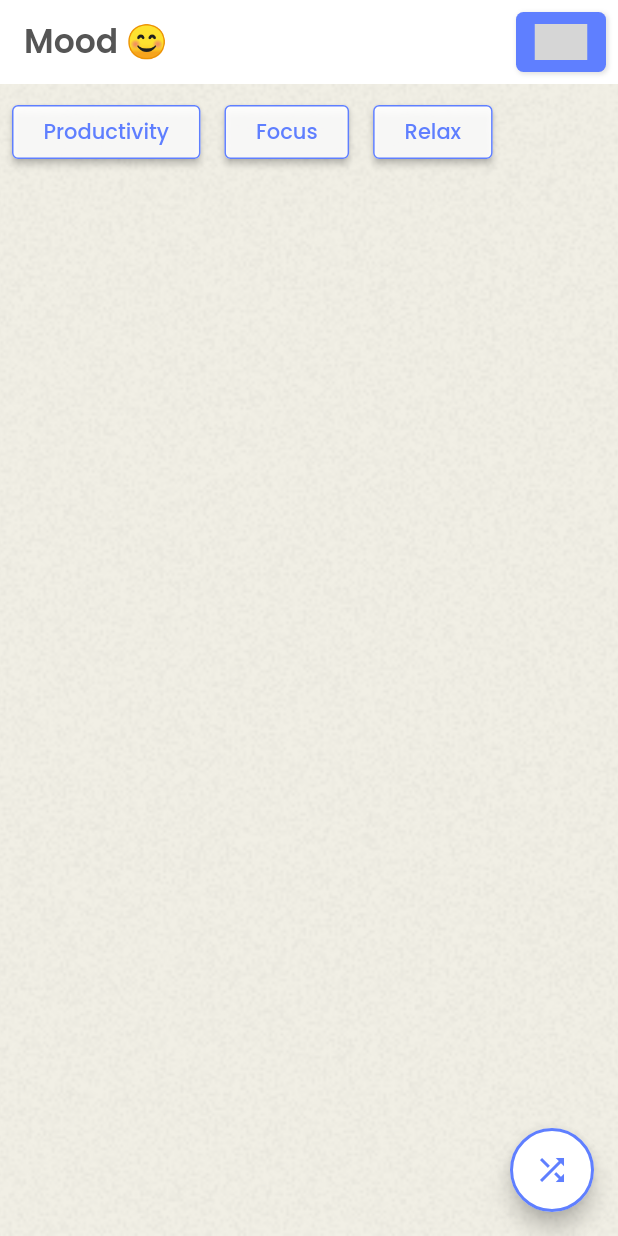
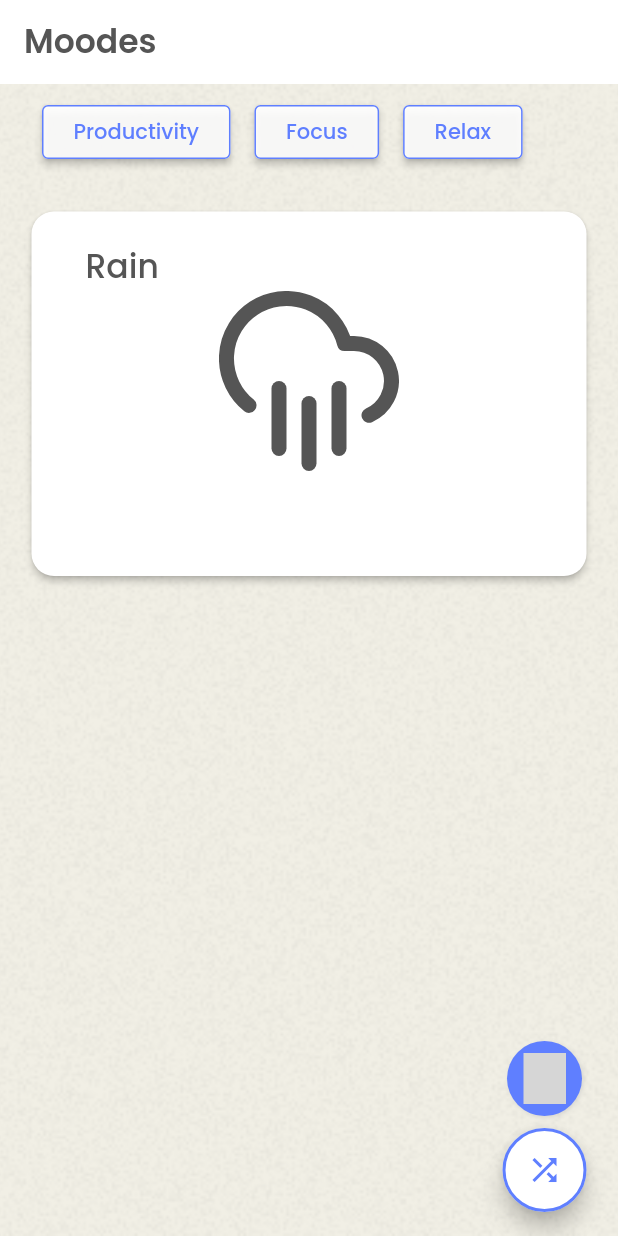
Before and after one commit to adarsh-technocrat/Moods, a Flutter app: the screen it shows after launch, on a phone screen of 412 x 824 dp. Run offline on Flutter 3.47's test engine with Material 2 defaults, Android fonts, the phone set to English and light mode, and no system bars; our stand-ins replace flutter_svg, just_audio; network calls fail; grey boxes are pictures that could not be loaded.

Commit message:
chore: added audio suttort and gradient animation to the audio card

```diff
--- /dev/null
+++ b/lib/components/AmbientNatureSound/ambienSoundNatureCard.dart
@@ -0,0 +1,54 @@
+import 'package:flutter/material.dart';
+import 'package:flutter_svg/flutter_svg.dart';
+import 'package:moods/constants/constants.dart';
+
+class AmbienSoundNatureCard extends StatelessWidget {
+  final Function onPress;
+
+  const AmbienSoundNatureCard({Key key, this.onPress}) : super(key: key);
+
+  @override
+  Widget build(BuildContext context) {
+    return Padding(
+      padding: const EdgeInsets.all(5.0),
+      child: ElevatedButton(
+        style: ElevatedButton.styleFrom(
+            primary: Colors.white,
+            shape: RoundedRectangleBorder(
+                borderRadius: BorderRadius.circular(15))),
+        onPressed: onPress,
+        child: Container(
+          width: MediaQuery.of(context).size.width,
+          child: Padding(
+            padding: const EdgeInsets.all(20.0),
+            child: Column(
+              mainAxisAlignment: MainAxisAlignment.center,
+              mainAxisSize: MainAxisSize.min,
+              crossAxisAlignment: CrossAxisAlignment.start,
+              children: [
+                Text(
+                  "Rain",
+                  style: TextStyle(
+                    color: Constants.kPrimaryColor,
+                    fontSize: 22,
+                  ),
+                ),
+                Padding(
+                  padding:
+                      const EdgeInsets.only(left: 30, right: 30, bottom: 50),
+                  child: Align(
+                    child: SvgPicture.asset(
+                      "asstes/icons/rain.svg",
+                      height: 120,
+                      color: Constants.kPrimaryColor,
+                    ),
+                  ),
+                )
+              ],
+            ),
+          ),
+        ),
+      ),
+    );
+  }
+}
--- a/lib/components/AmbientNatureSound/ambientNatureSound.dart
+++ b/lib/components/AmbientNatureSound/ambientNatureSound.dart
@@ -1,10 +1,39 @@
 import 'package:flutter/material.dart';
+import 'package:just_audio/just_audio.dart';
+import 'package:moods/components/AmbientNatureSound/ambienSoundNatureCard.dart';
+import 'package:moods/components/gradientAnimatedContainer.dart';
 
-class AmbientNatureSound extends StatelessWidget {
+class AmbientNatureSound extends StatefulWidget {
   const AmbientNatureSound({Key key}) : super(key: key);
 
   @override
+  _AmbientNatureSoundState createState() => _AmbientNatureSoundState();
+}
+
+class _AmbientNatureSoundState extends State<AmbientNatureSound> {
+  static bool isSelected = false;
+  final player = AudioPlayer();
+  Future<void> playAudio() async {
+    var duration = await player.setAsset('asstes/Sound Effects/rain.wav');
+    player.setLoopMode(LoopMode.all);
+    player.play();
+  }
+
+  @override
   Widget build(BuildContext context) {
-    return Container();
+    return GradientAnimatedContainer(
+        isSelected: isSelected,
+        child: AmbienSoundNatureCard(
+          onPress: () {
+            setState(() {
+              isSelected = !isSelected;
+              if (isSelected) {
+                playAudio();
+              } else {
+                player.stop();
+              }
+            });
+          },
+        ));
   }
 }
--- a/lib/components/BuyMeACoffeeComponent/buyMeACoffeeWidget.dart
+++ b/lib/components/BuyMeACoffeeComponent/buyMeACoffeeWidget.dart
@@ -43,10 +43,10 @@ class BuyMeACoffeeWidget extends StatelessWidget {
         }
       },
       child: ConstrainedBox(
-        constraints: BoxConstraints(minWidth: 217.0),
+        constraints: BoxConstraints(minWidth: 200.0),
         child: Container(
           padding: EdgeInsets.symmetric(vertical: 7.0, horizontal: 10.0),
-          height: 51.0,
+          height: 50.0,
           decoration: BoxDecoration(
             color: backgroundColor,
             border: Border.all(color: Colors.transparent, width: 1.0),
@@ -58,15 +58,17 @@ class BuyMeACoffeeWidget extends StatelessWidget {
               )
             ],
             borderRadius: BorderRadius.all(
-              Radius.circular(5.0),
+              Radius.circular(50),
             ),
           ),
           child: Row(
             mainAxisAlignment: MainAxisAlignment.center,
             children: <Widget>[
-              SvgPicture.network(
-                "https://cdn.buymeacoffee.com/buttons/bmc-new-btn-logo.svg",
-                width: 35.0,
+              Flexible(
+                child: SvgPicture.network(
+                  "https://cdn.buymeacoffee.com/buttons/bmc-new-btn-logo.svg",
+                  width: 35.0,
+                ),
               ),
             ],
           ),
--- a/lib/components/customMoodButtons.dart
+++ b/lib/components/customMoodButtons.dart
@@ -23,7 +23,9 @@ class _CustomMoodButtonsState extends State<CustomMoodButtons> {
     return Consumer<ReadJsonDataProvider>(builder: (context, provider, child) {
       if (provider.items != null) {
         var items = provider.items.items;
-        return Container(
+        return Padding(
+          padding: const EdgeInsets.only(left: 20, right: 20),
+          child: Container(
             child: Row(
                 children: List.generate(
                     items.length,
@@ -44,12 +46,15 @@ class _CustomMoodButtonsState extends State<CustomMoodButtons> {
                               child: Center(
                                 child: Text(
                                   items[index].title,
-                                style: TextStyle(color: Constants.kBlueColor),
+                                  style: TextStyle(
+                                      color: Constants.kBlueColor,
+                                      fontSize: 14),
                                 ),
                               ),
                             ),
                           ),
                         ))),
+          ),
         );
       }
       return Container();
--- /dev/null
+++ b/lib/components/gradientAnimatedContainer.dart
@@ -0,0 +1,72 @@
+import 'package:flutter/material.dart';
+
+class GradientAnimatedContainer extends StatefulWidget {
+  final Widget child;
+  final bool isSelected;
+
+  const GradientAnimatedContainer({Key key, this.isSelected, this.child})
+      : super(key: key);
+
+  @override
+  _GradientAnimatedContainerState createState() =>
+      _GradientAnimatedContainerState();
+}
+
+class _GradientAnimatedContainerState extends State<GradientAnimatedContainer> {
+  List<Color> colorList = [
+    Color(0xff4fcf70),
+    Color(0xfffad648),
+    Color(0xffa767e5),
+    Color(0xff12bcfe),
+    Color(0xff44ce7b),
+  ];
+
+  List<Alignment> alignmentList = [
+    Alignment.bottomLeft,
+    Alignment.bottomRight,
+    Alignment.topRight,
+    Alignment.topLeft,
+  ];
+  int index = 0;
+  Color bottomColor = Colors.red;
+  Color topColor = Colors.yellow;
+  Alignment begin = Alignment.centerLeft;
+  Alignment end = Alignment.centerLeft;
+
+  @override
+  Widget build(BuildContext context) {
+    if (widget.isSelected)
+      Future.delayed(const Duration(milliseconds: 1), () {
+        setState(() {
+          bottomColor = Colors.blue;
+        });
+      });
+
+    return Padding(
+      padding: const EdgeInsets.all(16.0),
+      child: AnimatedContainer(
+        decoration: widget.isSelected
+            ? BoxDecoration(
+                borderRadius: BorderRadius.circular(15),
+                gradient: LinearGradient(
+                    begin: begin, end: end, colors: [bottomColor, topColor]),
+              )
+            : BoxDecoration(),
+        duration: Duration(milliseconds: 200),
+        onEnd: () {
+          setState(() {
+            index = index + 1;
+            // animate the color
+            bottomColor = colorList[index % colorList.length];
+            topColor = colorList[(index + 1) % colorList.length];
+
+            // animate the alignment
+            begin = alignmentList[index % alignmentList.length];
+            end = alignmentList[(index + 2) % alignmentList.length];
+          });
+        },
+        child: widget.child,
+      ),
+    );
+  }
+}
--- a/lib/pages/HomePage/HomePage.dart
+++ b/lib/pages/HomePage/HomePage.dart
@@ -15,27 +15,28 @@ class HomePage extends StatelessWidget {
         backgroundColor: Colors.white,
         elevation: 0,
         title: Text(
-          "Mood 😊",
+          "Moodes",
           style: TextStyle(
             fontSize: 22,
             fontWeight: FontWeight.w600,
             color: Constants.kPrimaryColor,
           ),
         ),
-        actions: [
+      ),
+      floatingActionButton: Column(
+        mainAxisSize: MainAxisSize.min,
+        children: [
           Padding(
             padding: const EdgeInsets.all(8.0),
             child: Container(
-              width: 60,
+              width: 50,
               child: BuyMeACoffeeWidget(
                 sponsorID: "AdarshKumar",
                 theme: BlueTheme(),
               ),
             ),
-          )
-        ],
           ),
-      floatingActionButton: FloatingActionButton(
+          FloatingActionButton(
             backgroundColor: Colors.white,
             onPressed: () {},
             child: Container(
@@ -52,6 +53,8 @@ class HomePage extends StatelessWidget {
                 ),
               ),
             ),
+          ),
+        ],
       ),
       body: Container(
         width: MediaQuery.of(context).size.width,
--- a/pubspec.yaml
+++ b/pubspec.yaml
@@ -29,6 +29,8 @@ dependencies:
   url_launcher: any
   google_fonts: ^2.1.0
   flutter_svg: ^0.19.3
+  fluttertoast: ^8.0.8
+  just_audio: ^0.9.18
 
 dev_dependencies:
   flutter_test:
@@ -49,6 +51,7 @@ flutter:
     - asstes/images/
     - asstes/data/
     - asstes/Sound Effects/
+    - asstes/icons/
   #   - images/a_dot_ham.jpeg
 
   # An image asset can refer to one or more resolution-specific "variants", see
```
Also changed, not shown: asstes/icons/rain.svg (added), pubspec.lock. Lines whose indentation alone changed are shown as unchanged.
